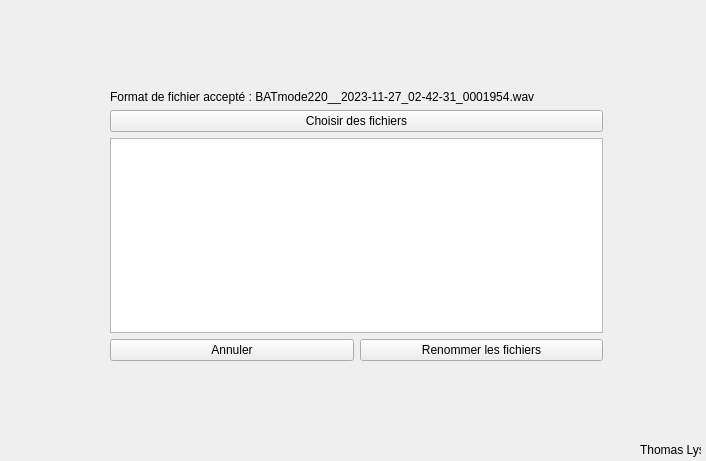
Old version of the form ui/mainwindow.ui in the repository MrTognon/FileForge.
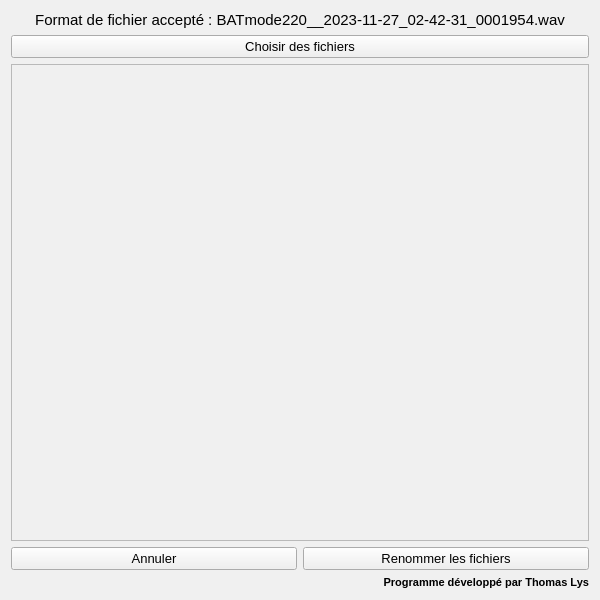
New version of the form.

Commit message: STYLE: Modification de la fenetre

The edit to the form file:
```diff
--- a/ui/mainwindow.ui
+++ b/ui/mainwindow.ui
@@ -6,81 +6,123 @@
    <rect>
     <x>0</x>
     <y>0</y>
-    <width>706</width>
-    <height>461</height>
+    <width>600</width>
+    <height>600</height>
    </rect>
   </property>
   <property name="minimumSize">
    <size>
-    <width>706</width>
-    <height>461</height>
-   </size>
-  </property>
-  <property name="maximumSize">
-   <size>
-    <width>706</width>
-    <height>461</height>
+    <width>600</width>
+    <height>600</height>
    </size>
   </property>
   <property name="windowTitle">
    <string>Form</string>
   </property>
-  <widget class="QLabel" name="label_copyright">
-   <property name="geometry">
-    <rect>
-     <x>640</x>
-     <y>440</y>
-     <width>61</width>
-     <height>20</height>
-    </rect>
-   </property>
-   <property name="text">
-    <string>Thomas Lys</string>
-   </property>
-  </widget>
-  <widget class="QWidget" name="">
-   <property name="geometry">
-    <rect>
-     <x>110</x>
-     <y>90</y>
-     <width>493</width>
-     <height>271</height>
-    </rect>
-   </property>
+  <property name="autoFillBackground">
+   <bool>false</bool>
+  </property>
+  <property name="styleSheet">
+   <string notr="true">background-color: rgb(240, 240, 240);</string>
+  </property>
+  <layout class="QHBoxLayout" name="horizontalLayout">
+   <item>
    <layout class="QGridLayout" name="gridLayout">
-    <item row="2" column="0" colspan="2">
-     <widget class="QListWidget" name="list_files"/>
-    </item>
-    <item row="3" column="0">
-     <widget class="QPushButton" name="btn_cancel">
-      <property name="text">
-       <string>Annuler</string>
-      </property>
-     </widget>
-    </item>
-    <item row="3" column="1">
-     <widget class="QPushButton" name="btn_rename">
-      <property name="text">
-       <string>Renommer les fichiers</string>
-      </property>
-     </widget>
-    </item>
+     <property name="sizeConstraint">
+      <enum>QLayout::SetDefaultConstraint</enum>
+     </property>
     <item row="1" column="0" colspan="2">
      <widget class="QPushButton" name="btn_choose">
+       <property name="font">
+        <font>
+         <pointsize>10</pointsize>
+        </font>
+       </property>
+       <property name="cursor">
+        <cursorShape>PointingHandCursor</cursorShape>
+       </property>
+       <property name="styleSheet">
+        <string notr="true"/>
+       </property>
       <property name="text">
        <string>Choisir des fichiers</string>
       </property>
      </widget>
     </item>
+     <item row="3" column="1">
+      <widget class="QPushButton" name="btn_rename">
+       <property name="font">
+        <font>
+         <pointsize>10</pointsize>
+        </font>
+       </property>
+       <property name="cursor">
+        <cursorShape>PointingHandCursor</cursorShape>
+       </property>
+       <property name="text">
+        <string>Renommer les fichiers</string>
+       </property>
+      </widget>
+     </item>
     <item row="0" column="0" colspan="2">
      <widget class="QLabel" name="label_infos">
+       <property name="font">
+        <font>
+         <pointsize>11</pointsize>
+        </font>
+       </property>
       <property name="text">
        <string>Format de fichier accepté : BATmode220__2023-11-27_02-42-31_0001954.wav</string>
       </property>
-     </widget>
-    </item>
-   </layout>
-  </widget>
+       <property name="alignment">
+        <set>Qt::AlignCenter</set>
+       </property>
+      </widget>
+     </item>
+     <item row="2" column="0" colspan="2">
+      <widget class="QListWidget" name="list_files"/>
+     </item>
+     <item row="3" column="0">
+      <widget class="QPushButton" name="btn_cancel">
+       <property name="font">
+        <font>
+         <pointsize>10</pointsize>
+        </font>
+       </property>
+       <property name="cursor">
+        <cursorShape>PointingHandCursor</cursorShape>
+       </property>
+       <property name="mouseTracking">
+        <bool>false</bool>
+       </property>
+       <property name="text">
+        <string>Annuler</string>
+       </property>
+      </widget>
+     </item>
+     <item row="4" column="1">
+      <widget class="QLabel" name="label_copyright">
+       <property name="font">
+        <font>
+         <pointsize>8</pointsize>
+         <weight>75</weight>
+         <bold>true</bold>
+        </font>
+       </property>
+       <property name="layoutDirection">
+        <enum>Qt::LeftToRight</enum>
+       </property>
+       <property name="text">
+        <string>Programme développé par Thomas Lys</string>
+       </property>
+       <property name="alignment">
+        <set>Qt::AlignRight|Qt::AlignTrailing|Qt::AlignVCenter</set>
+       </property>
+      </widget>
+     </item>
+    </layout>
+   </item>
+  </layout>
  </widget>
  <resources/>
  <connections/>
```
Left out of the diff: 6 changed lines with no effect on the pictures. Lines whose indentation alone changed are shown as unchanged. The commit also changes 2 other files.
